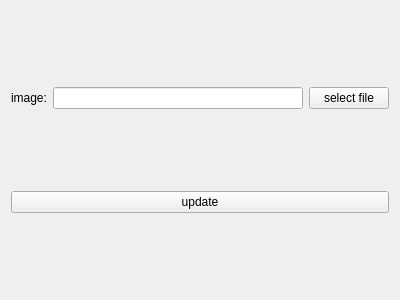
The window that updater/updaterwidget.ui (Saintway-Technology/px3se_linux_4.4) describes before a commit, drawn with Qt 5.
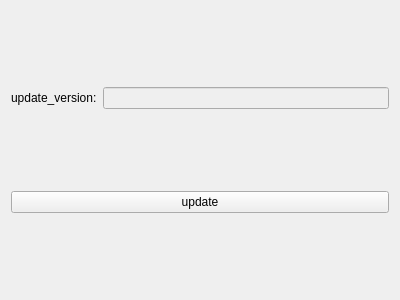
The same window after the commit.

The edit to the form file:
```diff
--- a/updater/updaterwidget.ui
+++ b/updater/updaterwidget.ui
@@ -19,17 +19,14 @@
      <item>
       <widget class="QLabel" name="label">
        <property name="text">
-        <string>image:</string>
+        <string>update_version:</string>
        </property>
       </widget>
      </item>
      <item>
-      <widget class="QLineEdit" name="m_fileLineEdit"/>
-     </item>
-     <item>
-      <widget class="QPushButton" name="m_selectFilePushButton">
-       <property name="text">
-        <string>select file</string>
+      <widget class="QLineEdit" name="m_update_version_LineEdit">
+       <property name="enabled">
+        <bool>false</bool>
        </property>
       </widget>
      </item>
```
